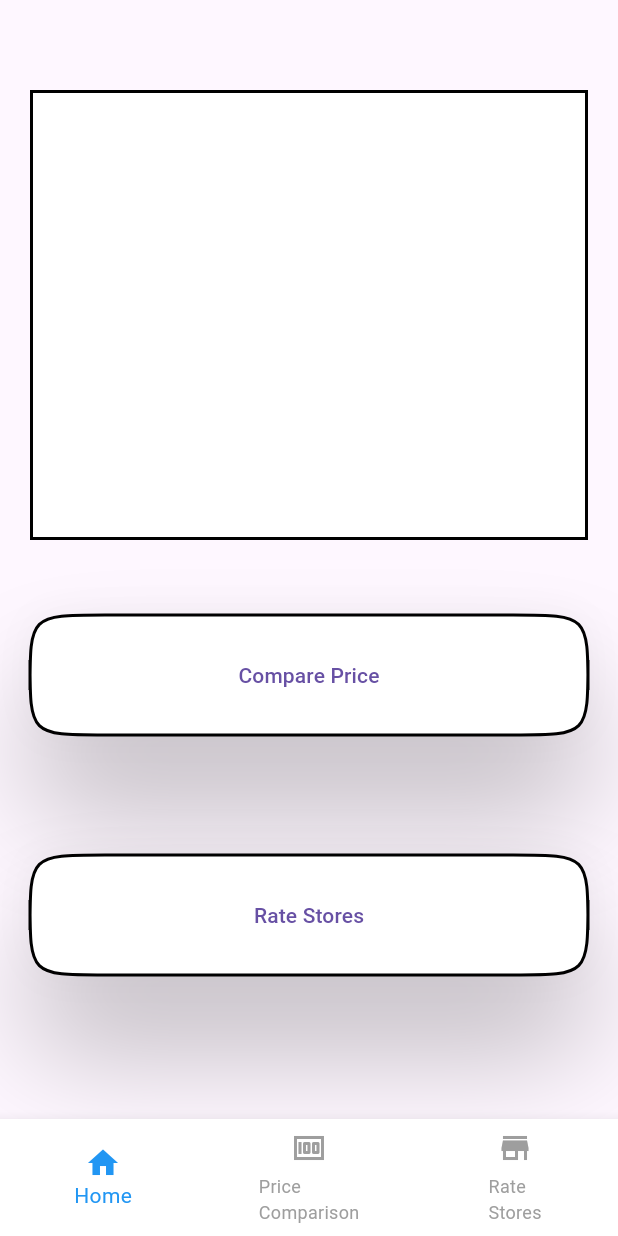
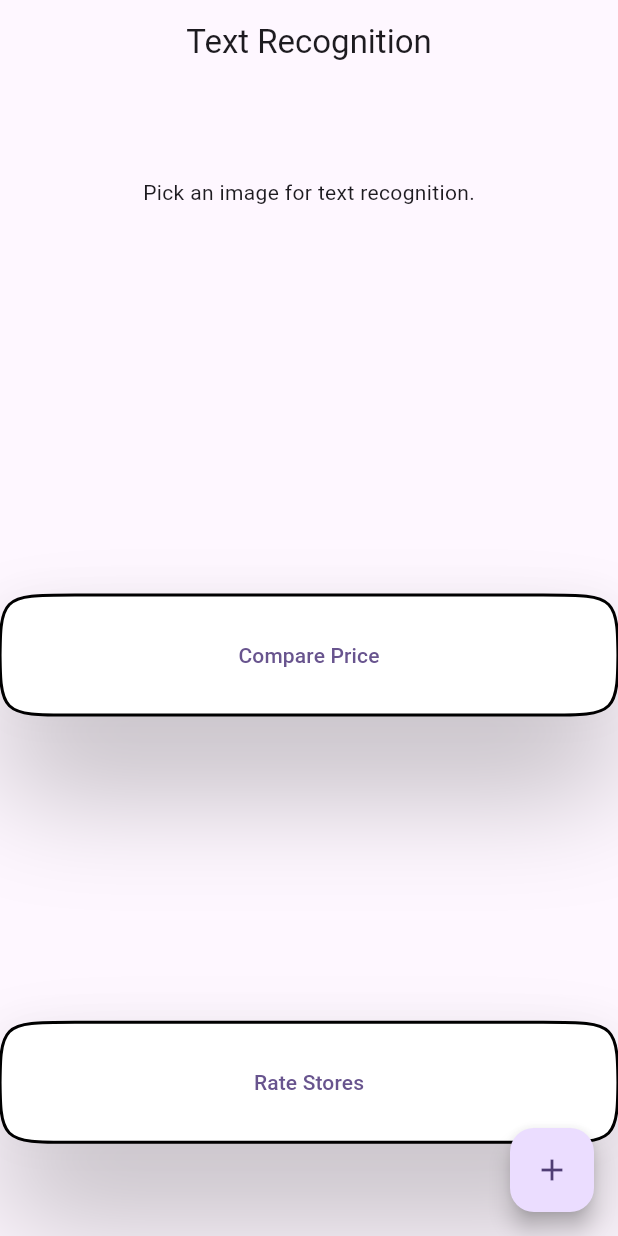
Before and after one commit to Sanjeet4567/scanwiz, a Flutter app: the screen it shows after launch, on a phone screen of 412 x 824 dp. Run offline on Flutter 3.47's test engine with Material 3 defaults, Android fonts, the phone set to English and light mode, and no system bars; missing offline and left inert: gallery_picker, google_mlkit_text_recognition.

Commit message:
ocr added

```diff
--- /dev/null
+++ b/lib/home_page.dart
@@ -0,0 +1,136 @@
+import 'dart:io';
+import 'package:flutter/material.dart';
+import 'package:gallery_picker/gallery_picker.dart';
+import 'package:gallery_picker/models/media_file.dart';
+import 'package:google_mlkit_text_recognition/google_mlkit_text_recognition.dart';
+
+class HomePage extends StatefulWidget {
+  const HomePage({super.key});
+
+  @override
+  State<HomePage> createState() => _HomePageState();
+}
+
+class _HomePageState extends State<HomePage> {
+  File? selectedMedia;
+
+  @override
+  Widget build(BuildContext context) {
+    return Scaffold(
+      resizeToAvoidBottomInset: false,
+      appBar: AppBar(
+        centerTitle: true,
+        title: const Text(
+          "Text Recognition",
+        ),
+      ),
+      body: _buildUI(),
+      floatingActionButton: FloatingActionButton(
+        onPressed: () async {
+          List<MediaFile>? media = await GalleryPicker.pickMedia(
+              context: context, singleMedia: true);
+          if (media != null && media.isNotEmpty) {
+            var data = await media.first.getFile();
+            setState(() {
+              selectedMedia = data;
+            });
+          }
+        },
+        child: const Icon(
+          Icons.add,
+        ),
+      ),
+    );
+  }
+
+  Widget _buildUI() {
+    return Column(
+      mainAxisSize: MainAxisSize.max,
+      mainAxisAlignment: MainAxisAlignment.spaceEvenly,
+      crossAxisAlignment: CrossAxisAlignment.center,
+      children: [
+        _imageView(),
+        _extractTextView(),
+        const SizedBox(
+          height: 50,
+        ),
+        ConstrainedBox(
+          constraints:
+              const BoxConstraints.tightFor(height: 80, width: double.infinity),
+          child: ElevatedButton(
+              onPressed: () {},
+              style: ElevatedButton.styleFrom(
+                elevation: 25,
+                backgroundColor: Colors.white,
+                side: const BorderSide(color: Colors.black, width: 2),
+                shape: const ContinuousRectangleBorder(
+                    borderRadius: BorderRadius.all(Radius.circular(50))),
+              ),
+              child: const Text("Compare Price")),
+        ),
+        const SizedBox(
+          height: 80,
+        ),
+        ConstrainedBox(
+          constraints:
+              const BoxConstraints.tightFor(height: 80, width: double.infinity),
+          child: ElevatedButton(
+              onPressed: () {},
+              child: const Text("Rate Stores"),
+              style: ElevatedButton.styleFrom(
+                elevation: 25,
+                backgroundColor: Colors.white,
+                side: const BorderSide(color: Colors.black, width: 2),
+                shape: const ContinuousRectangleBorder(
+                    borderRadius: BorderRadius.all(Radius.circular(50))),
+              )),
+        ),
+      ],
+    );
+  }
+
+  Widget _imageView() {
+    if (selectedMedia == null) {
+      return const Center(
+        child: Text("Pick an image for text recognition."),
+      );
+    }
+    return Center(
+      child: Image.file(
+        selectedMedia!,
+        width: 100,
+      ),
+    );
+  }
+
+  Widget _extractTextView() {
+    if (selectedMedia == null) {
+      return const Center(
+        child: Text(""),
+      );
+    }
+    return FutureBuilder(
+      future: _extractText(selectedMedia!),
+      builder: (context, snapshot) {
+        return Text(
+          snapshot.data ?? "",
+          style: const TextStyle(
+            fontSize: 25,
+          ),
+        );
+      },
+    );
+  }
+
+  Future<String?> _extractText(File file) async {
+    final textRecognizer = TextRecognizer(
+      script: TextRecognitionScript.latin,
+    );
+    final InputImage inputImage = InputImage.fromFile(file);
+    final RecognizedText recognizedText =
+        await textRecognizer.processImage(inputImage);
+    String text = recognizedText.text;
+    textRecognizer.close();
+    return text;
+  }
+}
--- a/lib/main.dart
+++ b/lib/main.dart
@@ -1,5 +1,6 @@
 import 'package:flutter/material.dart';
-import 'package:scanwiz/navigation.dart';
+
+import 'package:scanwiz/home_page.dart';
 
 void main() {
   runApp(const MyApp());
@@ -8,13 +9,15 @@ void main() {
 class MyApp extends StatelessWidget {
   const MyApp({super.key});
 
-  // This widget is the root of your application.
   @override
   Widget build(BuildContext context) {
-    return const MaterialApp(
-      debugShowCheckedModeBanner: false,
+    return MaterialApp(
       title: 'Flutter Demo',
-      home: app(),
+      theme: ThemeData(
+        colorScheme: ColorScheme.fromSeed(seedColor: Colors.deepPurple),
+        useMaterial3: true,
+      ),
+      home: HomePage(),
     );
   }
 }
--- a/lib/navigation.dart
+++ b/lib/navigation.dart
@@ -1,6 +1,5 @@
 import 'package:flutter/material.dart';
-
-import 'package:scanwiz/home.dart';
+import 'package:scanwiz/home_page.dart';
 import 'package:scanwiz/mobile1.dart';
 import 'package:scanwiz/mobile2.dart';
 
@@ -14,7 +13,7 @@ class app extends StatefulWidget {
 class _appState extends State<app> {
   int myindex = 0;
   static const List<Widget> widgetList = [
-    MyHomePage(),
+    HomePage(),
     Mobile1(),
     Mobile2(),
   ];
--- a/pubspec.yaml
+++ b/pubspec.yaml
@@ -4,11 +4,14 @@ publish_to: 'none'
 version: 0.1.0
 
 environment:
-  sdk: '>=3.1.0 <4.0.0'
+  sdk: '>=3.2.4 <4.0.0'
 
 dependencies:
   flutter:
     sdk: flutter
+  cupertino_icons: ^1.0.2
+  google_mlkit_text_recognition: ^0.11.0
+  gallery_picker: ^0.4.8
 
 dev_dependencies:
   flutter_test:
```
